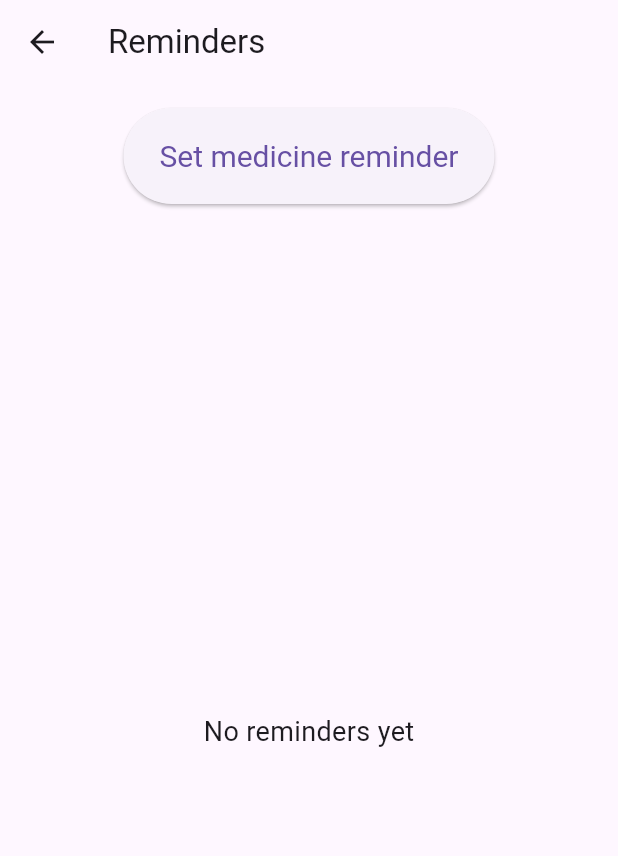
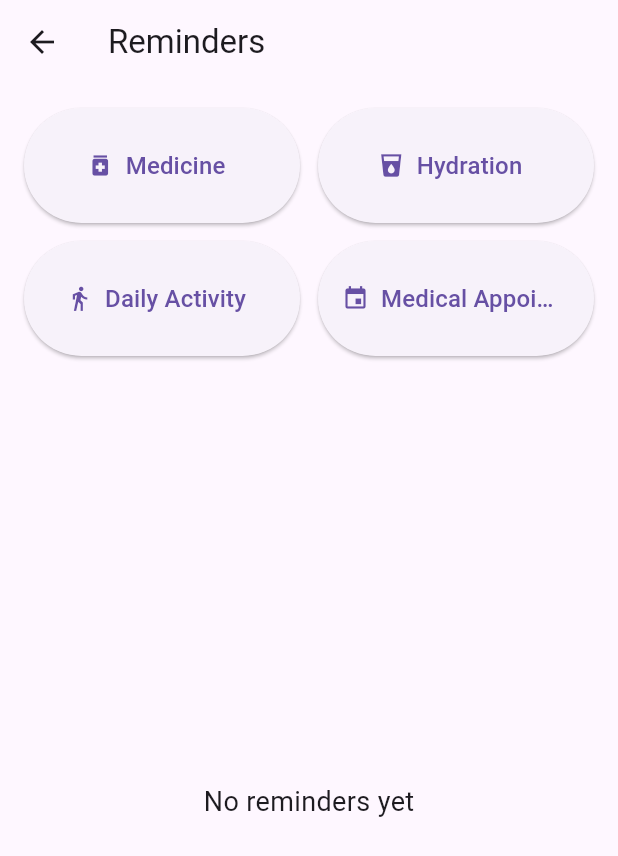
Before and after one commit to ShekharSaraogi/smriti, a Flutter app: the RemindersScreen screen opened directly, on a phone screen of 412 x 824 dp. Shown: the top 856 px of the screen. Run offline on Flutter 3.47's test engine with Material 3 defaults, Android fonts, the phone set to English and light mode, and no system bars; our stand-ins replace fl_chart, flutter_local_notifications, flutter_timezone, flutter_tts, shared_preferences, speech_to_text and 3 more; accounts and stored records are empty.

Commit message:
Add 4 reminder types + fix a real sync bug found along the way
Reminders now cover what the SIH problem statement actually asks for:
medicine, hydration, daily activities, and medical appointments - not
just medicine. Each type has its own icon, notification wording, and
confirmation message (lib/screens/reminders_screen.dart's new
_ReminderType list), so adding a 5th type later is one more entry, not
a change scattered across the screen. The reminder list now shows
which type each row is, not just the time.

Also fixed a real bug while checking why reminders weren't syncing:
markReminderStatus() updated status/completed_at but never reset the
synced flag, so a reminder that already synced once (as "pending")
never synced again after being marked done - the status change was
silently invisible to the caregiver dashboard forever. Fixed by
resetting synced=0 on any status change, and switching sync_service's
reminder sync from insert to upsert (keyed on patient_id + the phone's
own local row id) so re-syncing an already-synced reminder updates the
same cloud row instead of creating a duplicate.

Requires a one-time manual migration on the existing Supabase project
(new installs get it for free via supabase/schema.sql):
  alter table reminders add column local_id integer;
  alter table reminders add constraint reminders_patient_local_unique
    unique (patient_id, local_id);

Also renamed "Mark as taken"/"Taken" to "Mark as done"/"Done" now that
reminders aren't only about medicine.

Co-Authored-By: Claude Sonnet 5 <noreply@anthropic.com>

```diff
--- a/lib/l10n/app_strings.dart
+++ b/lib/l10n/app_strings.dart
@@ -100,25 +100,52 @@ class AppStrings {
     'routine_saved_snackbar': {'en': 'Daily routine saved'},
 
     'reminders_title': {'en': 'Reminders', 'as': 'সোঁৱৰণী'},
-    'set_reminder_button': {
-      'en': 'Set medicine reminder',
-      'as': 'ঔষধৰ সোঁৱৰণী ছেট কৰক',
-    },
     'no_reminders_yet': {'en': 'No reminders yet', 'as': 'এতিয়ালৈকে কোনো সোঁৱৰণী নাই'},
-    'reminder_set_snackbar': {
-      'en': 'Medicine reminder set for {time}',
-      'as': '{time} ৰ বাবে ঔষধৰ সোঁৱৰণী ছেট কৰা হৈছে',
-    },
-    'reminder_notification_body': {
-      'en': 'Time to take your medicine',
-      'as': 'আপোনাৰ ঔষধ খোৱাৰ সময় হৈছে',
-    },
     // Not in the translations sheet (it lists internal status codes, not
     // this display label) — not translated yet.
     'reminder_upcoming_status': {'en': 'Upcoming'},
     'reminder_missed_status': {'en': 'Missed'},
-    'reminder_taken_status': {'en': 'Taken'},
-    'mark_taken_button': {'en': 'Mark as taken'},
+    'reminder_done_status': {'en': 'Done'},
+    'mark_done_button': {'en': 'Mark as done'},
+
+    // One set of {type name, notification body, confirmation snackbar} per
+    // reminder type — see reminders_screen.dart's _reminderTypes list. Only
+    // "medicine" existed before this session, so only it has real Assamese
+    // (reused from the sheet's existing medicine-reminder rows, since ঔষধ
+    // already meant "medicine" consistently across all of them). The other
+    // 3 are new — English only until the teammate translates them.
+    'reminder_type_medicine': {'en': 'Medicine', 'as': 'ঔষধ'},
+    'reminder_type_hydration': {'en': 'Hydration'},
+    'reminder_type_activity': {'en': 'Daily Activity'},
+    'reminder_type_appointment': {'en': 'Medical Appointment'},
+
+    'reminder_notification_body_medicine': {
+      'en': 'Time to take your medicine',
+      'as': 'আপোনাৰ ঔষধ খোৱাৰ সময় হৈছে',
+    },
+    'reminder_notification_body_hydration': {
+      'en': 'Time to drink some water',
+    },
+    'reminder_notification_body_activity': {
+      'en': 'Time for your daily activity',
+    },
+    'reminder_notification_body_appointment': {
+      'en': 'Time for your medical appointment',
+    },
+
+    'reminder_set_snackbar_medicine': {
+      'en': 'Medicine reminder set for {time}',
+      'as': '{time} ৰ বাবে ঔষধৰ সোঁৱৰণী ছেট কৰা হৈছে',
+    },
+    'reminder_set_snackbar_hydration': {
+      'en': 'Hydration reminder set for {time}',
+    },
+    'reminder_set_snackbar_activity': {
+      'en': 'Activity reminder set for {time}',
+    },
+    'reminder_set_snackbar_appointment': {
+      'en': 'Appointment reminder set for {time}',
+    },
 
     'settings_title': {'en': 'Settings', 'as': 'ছেটিংছ'},
     // Replaces the sheet's "Settings coming soon" placeholder, which no
--- a/lib/screens/reminders_screen.dart
+++ b/lib/screens/reminders_screen.dart
@@ -14,6 +14,66 @@ class RemindersScreen extends StatefulWidget {
   State<RemindersScreen> createState() => _RemindersScreenState();
 }
 
+// One entry per kind of reminder this screen can set — everything that
+// differs between "medicine" and "hydration" (icon, name, notification
+// wording, confirmation wording) lives here, so adding a 5th type later is
+// one more entry, not a change scattered across the build method.
+class _ReminderType {
+  final String key; // stored in the database's 'type' column
+  final String labelKey;
+  final IconData icon;
+  final String notificationBodyKey;
+  final String snackbarKey;
+
+  const _ReminderType({
+    required this.key,
+    required this.labelKey,
+    required this.icon,
+    required this.notificationBodyKey,
+    required this.snackbarKey,
+  });
+}
+
+const _reminderTypes = [
+  _ReminderType(
+    key: 'medicine',
+    labelKey: 'reminder_type_medicine',
+    icon: Icons.medication,
+    notificationBodyKey: 'reminder_notification_body_medicine',
+    snackbarKey: 'reminder_set_snackbar_medicine',
+  ),
+  _ReminderType(
+    key: 'hydration',
+    labelKey: 'reminder_type_hydration',
+    icon: Icons.local_drink,
+    notificationBodyKey: 'reminder_notification_body_hydration',
+    snackbarKey: 'reminder_set_snackbar_hydration',
+  ),
+  _ReminderType(
+    key: 'activity',
+    labelKey: 'reminder_type_activity',
+    icon: Icons.directions_walk,
+    notificationBodyKey: 'reminder_notification_body_activity',
+    snackbarKey: 'reminder_set_snackbar_activity',
+  ),
+  _ReminderType(
+    key: 'appointment',
+    labelKey: 'reminder_type_appointment',
+    icon: Icons.event,
+    notificationBodyKey: 'reminder_notification_body_appointment',
+    snackbarKey: 'reminder_set_snackbar_appointment',
+  ),
+];
+
+// Falls back to the medicine type's look for any unrecognized/legacy value
+// rather than crashing — old data should always render as *something*.
+_ReminderType _typeFor(String key) {
+  return _reminderTypes.firstWhere(
+    (t) => t.key == key,
+    orElse: () => _reminderTypes.first,
+  );
+}
+
 // The database stores internal status codes (e.g. 'pending'); this maps
 // them to what a patient or caregiver should actually read on screen.
 // 'pending' alone doesn't say whether the time has already passed — the
@@ -27,7 +87,7 @@ String _displayStatus(String status, DateTime scheduledDate) {
           ? AppStrings.t('reminder_missed_status')
           : AppStrings.t('reminder_upcoming_status');
     case 'completed':
-      return AppStrings.t('reminder_taken_status');
+      return AppStrings.t('reminder_done_status');
     default:
       return status;
   }
@@ -66,7 +126,7 @@ class _RemindersScreenState extends State<RemindersScreen> {
     }
   }
 
-  Future<void> _setMedicineReminder() async {
+  Future<void> _setReminder(_ReminderType type) async {
     final pickedTime = await showTimePicker(
       context: context,
       initialTime: TimeOfDay.now(),
@@ -87,7 +147,7 @@ class _RemindersScreenState extends State<RemindersScreen> {
           await DatabaseHelper.instance.getOrCreateDefaultPatient();
       final reminderId = await DatabaseHelper.instance.insertReminder({
         'patient_id': patientId,
-        'type': 'medicine',
+        'type': type.key,
         'scheduled_time': scheduledDate.toIso8601String(),
         'status': 'pending',
       });
@@ -95,7 +155,7 @@ class _RemindersScreenState extends State<RemindersScreen> {
       await NotificationService.instance.scheduleReminder(
         id: reminderId,
         title: AppStrings.t('app_name'),
-        body: AppStrings.t('reminder_notification_body'),
+        body: AppStrings.t(type.notificationBodyKey),
         scheduledDate: scheduledDate,
       );
       // Fire-and-forget: don't make the patient wait on a network round
@@ -107,7 +167,7 @@ class _RemindersScreenState extends State<RemindersScreen> {
       ScaffoldMessenger.of(context).showSnackBar(
         SnackBar(
           content: Text(
-            AppStrings.t('reminder_set_snackbar', {
+            AppStrings.t(type.snackbarKey, {
               'time': pickedTime.format(context),
             }),
           ),
@@ -122,7 +182,7 @@ class _RemindersScreenState extends State<RemindersScreen> {
     }
   }
 
-  Future<void> _markAsTaken(int reminderId) async {
+  Future<void> _markAsDone(int reminderId) async {
     await DatabaseHelper.instance.markReminderStatus(
       reminderId,
       'completed',
@@ -141,14 +201,26 @@ class _RemindersScreenState extends State<RemindersScreen> {
       body: Column(
         children: [
           Padding(
-            padding: const EdgeInsets.all(16),
-            child: ElevatedButton(
-              style: ElevatedButton.styleFrom(
-                minimumSize: const Size(240, 64),
-                textStyle: const TextStyle(fontSize: 20),
+            padding: const EdgeInsets.fromLTRB(16, 16, 16, 8),
+            child: GridView.count(
+              crossAxisCount: 2,
+              shrinkWrap: true,
+              physics: const NeverScrollableScrollPhysics(),
+              mainAxisSpacing: 12,
+              crossAxisSpacing: 12,
+              childAspectRatio: 2.4,
+              children: [
+                for (final type in _reminderTypes)
+                  ElevatedButton.icon(
+                    onPressed: () => _setReminder(type),
+                    icon: Icon(type.icon),
+                    label: Text(
+                      AppStrings.t(type.labelKey),
+                      style: const TextStyle(fontSize: 16),
+                      overflow: TextOverflow.ellipsis,
                     ),
-              onPressed: _setMedicineReminder,
-              child: Text(AppStrings.t('set_reminder_button')),
+                  ),
+              ],
             ),
           ),
           Expanded(
@@ -176,6 +248,7 @@ class _RemindersScreenState extends State<RemindersScreen> {
                         itemCount: _reminders.length,
                         itemBuilder: (context, index) {
                           final reminder = _reminders[index];
+                          final type = _typeFor(reminder['type'] as String);
                           // The stored string carries an explicit UTC
                           // offset (e.g. "...+0530"). DateTime.parse alone
                           // returns that normalized to UTC — its .hour and
@@ -197,32 +270,43 @@ class _RemindersScreenState extends State<RemindersScreen> {
                             scheduledDate,
                           );
                           return ListTile(
-                            leading: const Icon(Icons.medication, size: 32),
+                            leading: Icon(type.icon, size: 32),
                             title: Text(
-                              '$timeLabel  •  $dateLabel',
-                              style: const TextStyle(fontSize: 18),
+                              AppStrings.t(type.labelKey),
+                              style: const TextStyle(
+                                fontSize: 18,
+                                fontWeight: FontWeight.bold,
                               ),
-                            subtitle: Text(
+                            ),
+                            subtitle: Column(
+                              crossAxisAlignment: CrossAxisAlignment.start,
+                              children: [
+                                Text('$timeLabel  •  $dateLabel'),
+                                Text(
                                   status,
                                   style: TextStyle(
                                     color: status ==
-                                        AppStrings.t('reminder_missed_status')
+                                            AppStrings.t(
+                                              'reminder_missed_status',
+                                            )
                                         ? Colors.red
                                         : status ==
                                                 AppStrings.t(
-                                              'reminder_taken_status',
+                                                  'reminder_done_status',
                                                 )
                                             ? Colors.green
                                             : null,
                                   ),
                                 ),
+                              ],
+                            ),
                             trailing: rawStatus == 'pending'
                                 ? TextButton(
-                                    onPressed: () => _markAsTaken(
+                                    onPressed: () => _markAsDone(
                                       reminder['id'] as int,
                                     ),
                                     child: Text(
-                                      AppStrings.t('mark_taken_button'),
+                                      AppStrings.t('mark_done_button'),
                                     ),
                                   )
                                 : const Icon(
```
Also changed, not shown: lib/db/database_helper.dart (+7 -1 lines), lib/sync/sync_service.dart (+8 -2 lines), 2 other files. Lines whose indentation alone changed are shown as unchanged.
